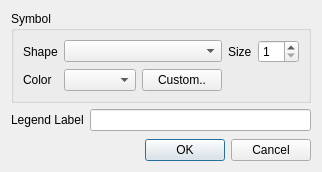
Before: the Qt Designer form src/sas/qtgui/Plotting/UI/PlotPropertiesUI.ui in SasView/sasview, drawn with Qt 5.
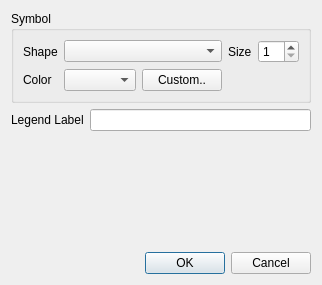
After: the same form once the commit is applied. Icons and pictures are not drawn.

Diff of the .ui file:
```diff
--- a/src/sas/qtgui/Plotting/UI/PlotPropertiesUI.ui
+++ b/src/sas/qtgui/Plotting/UI/PlotPropertiesUI.ui
@@ -7,7 +7,7 @@
     <x>0</x>
     <y>0</y>
     <width>319</width>
-    <height>172</height>
+    <height>285</height>
    </rect>
   </property>
   <property name="sizePolicy">
```
Left out of the diff: 6 changed lines with no effect on the pictures.
